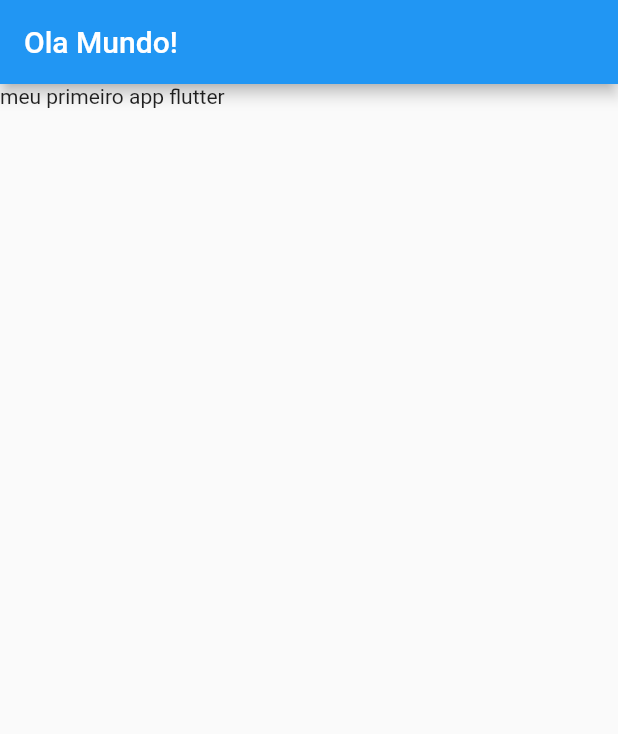
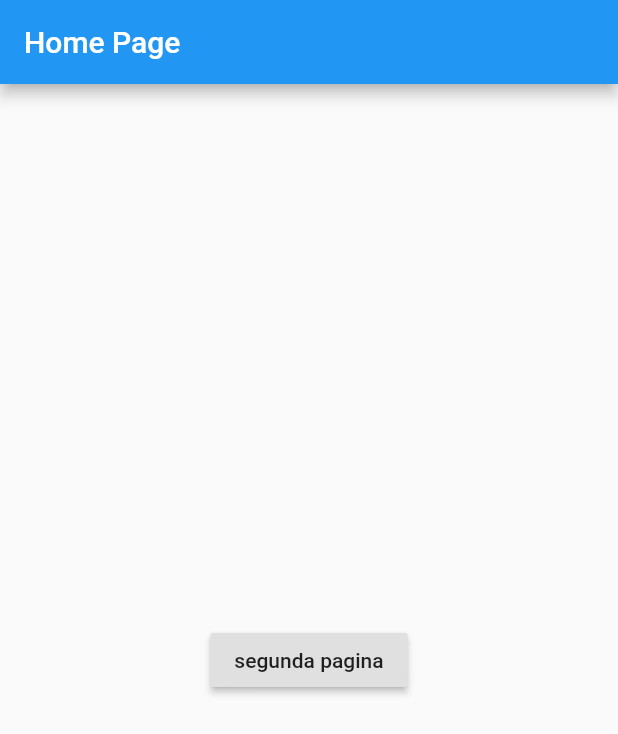
Before and after one commit to pedrohs/Flutter_hello_world_login, a Flutter app: the screen it shows after launch, on a phone screen of 412 x 824 dp. Shown: the top 734 px of the screen. Run offline on Flutter 3.47's test engine with Material 2 defaults, Android fonts, the phone set to English and light mode, and no system bars.

Commit message:
add rotas e paginas

```diff
--- a/lib/main.dart
+++ b/lib/main.dart
@@ -1,14 +1,59 @@
 import 'package:flutter/material.dart';
 
 void main(){
-  runApp(
-    MaterialApp(
+  runApp(MeuApp());
+}
+
+class MeuApp extends StatelessWidget {
+  Widget build(BuildContext context){
+    return MaterialApp(
+      initialRoute: '/',
+      routes: {
+        '/': (context) => HomeApp(),
+        '/page2': (context) => Page2()
+      },
+    );
+  }
+}
+
+class Page2 extends StatelessWidget {
+  Widget build(BuildContext context){
+    return MaterialApp(
       home: Scaffold(
-        appBar: AppBar(
-          title: Text("Ola Mundo!"),
+        appBar: AppBar(title: Text("Login"),),
+        body: Padding(
+          padding: EdgeInsets.all(10),
+          child: Center(
+          child: Column(
+            crossAxisAlignment: CrossAxisAlignment.stretch,
+            mainAxisAlignment: MainAxisAlignment.center,
+            children: <Widget>[
+              Text("Texto de exemplo"),
+              Text("Texto de exemplo"),
+              Text("Texto de exemplo"),
+              Text("Texto de exemplo")
+            ],
+          )
         ),
-        body: Text("meu primeiro app flutter"),
-        )
-    )
-  );
+          ),
+      )
+    );
+  }
 }
+
+class HomeApp extends StatelessWidget {
+  Widget build(BuildContext context){
+    return MaterialApp(
+      home: Scaffold(
+        appBar: AppBar(title: Text("Home Page"),),
+        body: Center(
+          child: RaisedButton(
+            child: Text("segunda pagina"), onPressed: () {
+              Navigator.pushNamed(context, '/page2');
+            },
+            ),
+          ),
+      )
+    );
+  }
+}
```
